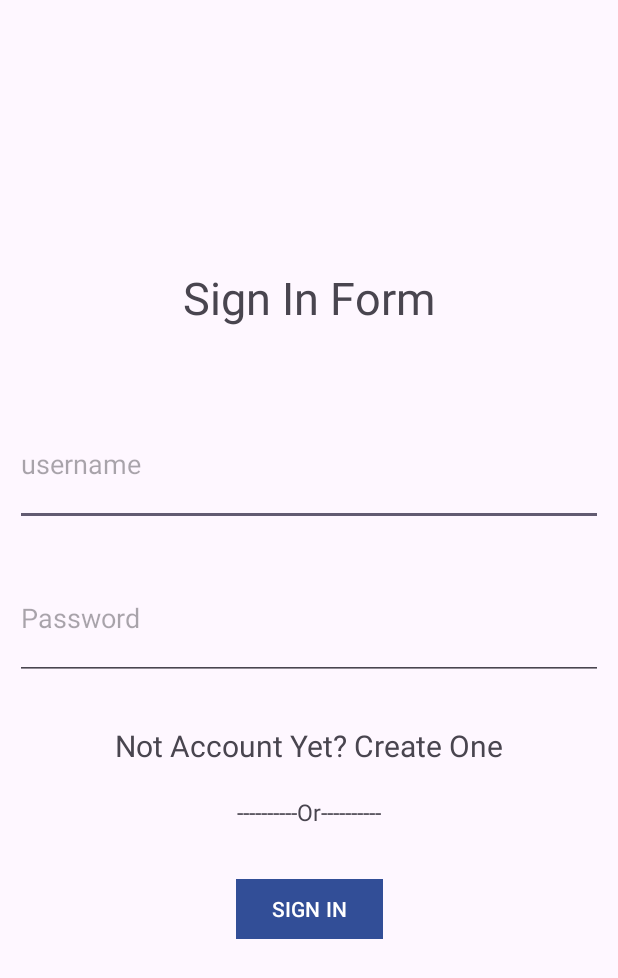
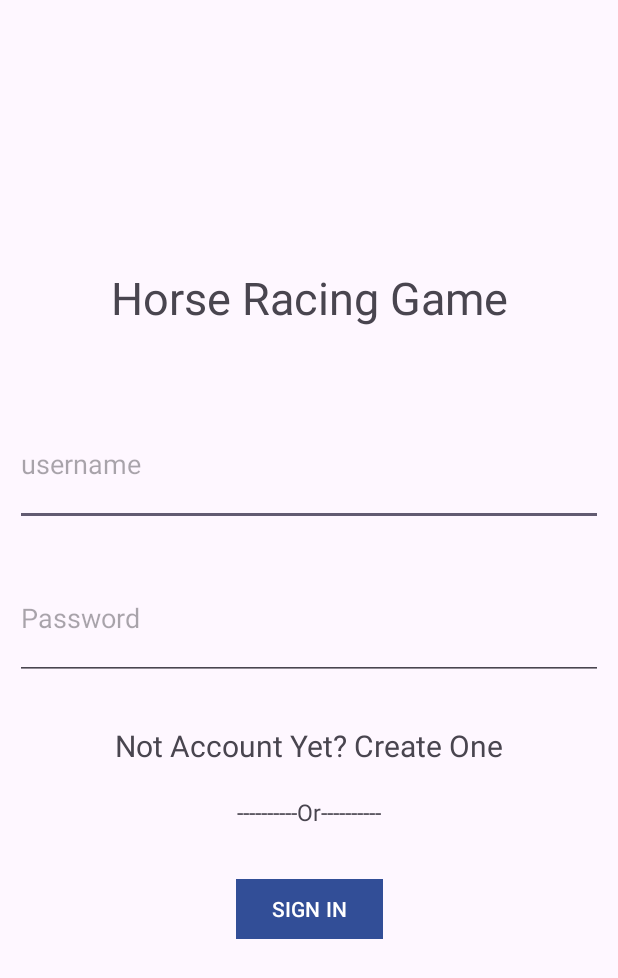
Before and after one commit to SWD-project/HorseBettingGame, an Android app: the screen it shows after launch (LoginActivity), on a phone screen of 412 x 824 dp. Shown: the top 978 px of the screen. Run offline under Robolectric (Android 15) with nearby library versions, the phone set to English and light mode, and no system bars.

Commit message:
change text content

```diff
--- a/app/src/main/res/layout/activity_login.xml
+++ b/app/src/main/res/layout/activity_login.xml
@@ -11,13 +11,11 @@
         android:layout_width="wrap_content"
         android:layout_height="wrap_content"
         android:layout_marginBottom="50sp"
-        android:text="Sign In Form"
+        android:text="Horse Racing Game"
         android:textSize="30sp"
         app:layout_constraintBottom_toTopOf="@+id/txt_username"
         app:layout_constraintEnd_toEndOf="parent"
-        app:layout_constraintStart_toStartOf="parent"
-        tools:layout_editor_absoluteX="145dp"
-        tools:layout_editor_absoluteY="117dp" />
+        app:layout_constraintStart_toStartOf="parent" />
 
     <EditText
         android:id="@+id/txt_username"
```
